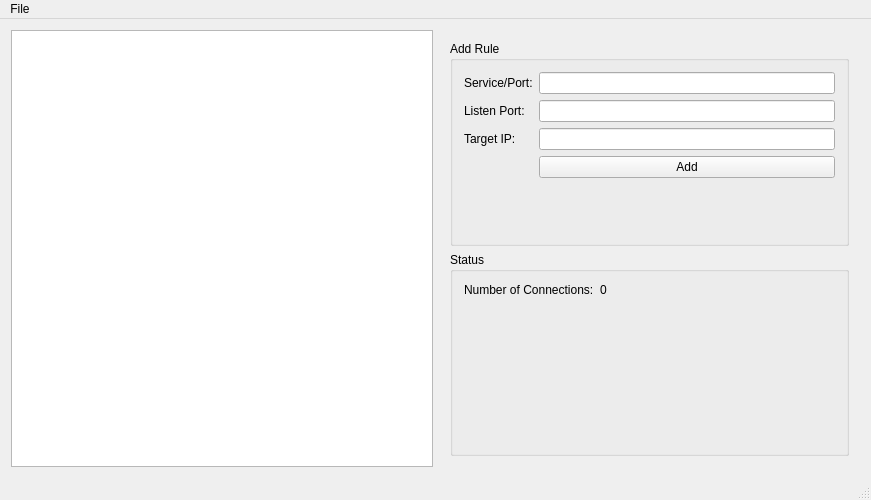
The window that mainwindow.ui (koralarts/PortForwarder) describes before a commit, drawn with Qt 5.
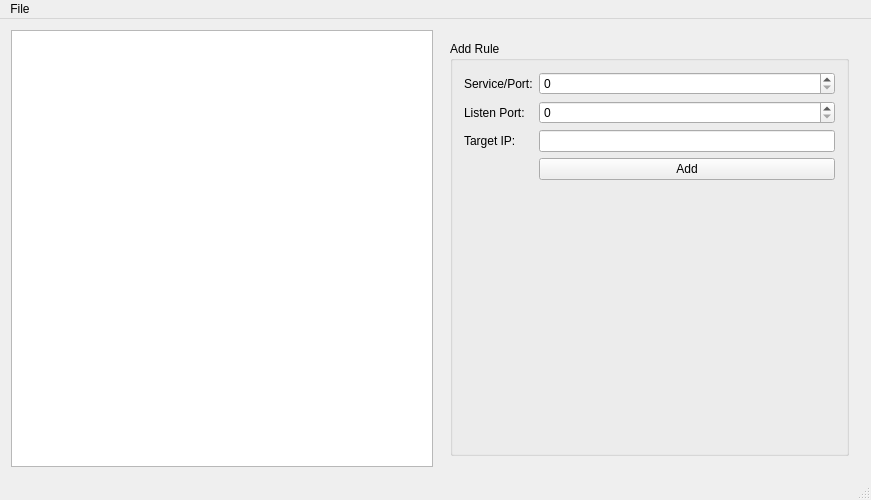
The same window after the commit.

The edit to the form file:
```diff
--- a/mainwindow.ui
+++ b/mainwindow.ui
@@ -37,9 +37,6 @@
             </property>
            </widget>
           </item>
-          <item row="0" column="1">
-           <widget class="QLineEdit" name="serviceE"/>
-          </item>
           <item row="2" column="0">
            <widget class="QLabel" name="targetL">
             <property name="text">
@@ -64,38 +61,17 @@
             </property>
            </widget>
           </item>
+          <item row="0" column="1">
+           <widget class="QSpinBox" name="serviceE">
+            <property name="maximum">
+             <number>65535</number>
+            </property>
+           </widget>
+          </item>
           <item row="1" column="1">
-           <widget class="QLineEdit" name="listenE"/>
-          </item>
-         </layout>
-        </widget>
-       </item>
-       <item row="1" column="0">
-        <widget class="QGroupBox" name="groupBox">
-         <property name="title">
-          <string>Status</string>
-         </property>
-         <property name="flat">
-          <bool>false</bool>
-         </property>
-         <property name="checkable">
-          <bool>false</bool>
-         </property>
-         <layout class="QFormLayout" name="formLayout">
-          <property name="fieldGrowthPolicy">
-           <enum>QFormLayout::AllNonFixedFieldsGrow</enum>
-          </property>
-          <item row="0" column="0">
-           <widget class="QLabel" name="connectionsL">
-            <property name="text">
-             <string>Number of Connections:</string>
-            </property>
-           </widget>
-          </item>
-          <item row="0" column="1">
-           <widget class="QLabel" name="connectionsD">
-            <property name="text">
-             <string>0</string>
+           <widget class="QSpinBox" name="listenE">
+            <property name="maximum">
+             <number>65535</number>
             </property>
            </widget>
           </item>
```
Left out of the diff: 7 changed lines with no effect on the pictures.
